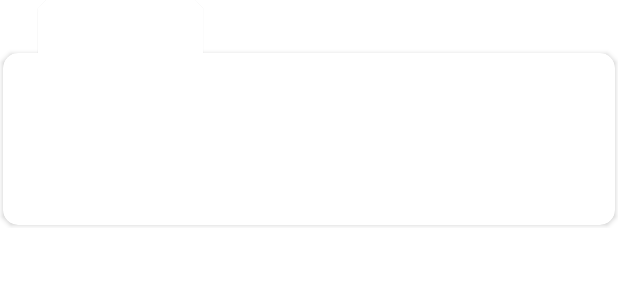
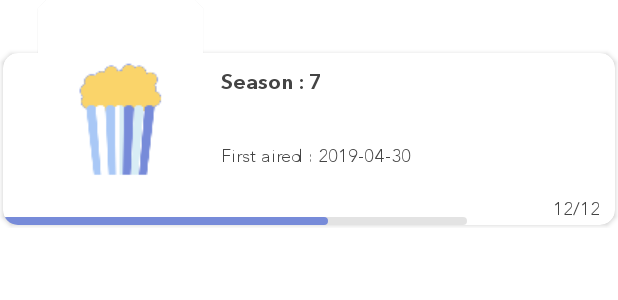
Before and after one commit to arbelkilani/Binge_Tv, an Android app: the layout item_season_large.xml on its own in the app's theme, with its tools: preview values and no code run, on a phone screen of 412 x 824 dp. Shown: the top 300 px of the screen. Run offline under Robolectric (Android 15) with nearby library versions, the phone set to English and light mode, and no system bars; network calls fail.

Commit message:
- working on persistence for seasons. - adding progress bar on season item and count for episodes (static values)

```diff
--- a/app/src/main/java/com/arbelkilani/bingetv/data/model/season/Season.kt
+++ b/app/src/main/java/com/arbelkilani/bingetv/data/model/season/Season.kt
@@ -27,7 +27,8 @@ data class Season(
     val overview: String,
     @ColumnInfo(name = "poster_path") @SerializedName("poster_path") val posterPath: String,
     @ColumnInfo(name = "season_number") @SerializedName("season_number") val seasonNumber: Int,
-    @ColumnInfo(name = "tv_season") var tv_season: Int
+    @ColumnInfo(name = "tv_season") var tv_season: Int,
+    @ColumnInfo(name = "watched") var watched: Boolean
 ) : Parcelable {
 
     val getPosterPath: String?
--- a/app/src/main/java/com/arbelkilani/bingetv/data/repositories/tv/TvShowRepositoryImp.kt
+++ b/app/src/main/java/com/arbelkilani/bingetv/data/repositories/tv/TvShowRepositoryImp.kt
@@ -131,7 +131,14 @@ class TvShowRepositoryImp(
         try {
             tvDao.saveTv(tvShow)
             saveNextEpisode(tvShow)
-            saveSeasons(tvShow)
+
+            val seasons = tvShow.seasons
+            for (item in seasons) {
+                item.tv_season = tvShow.id
+                item.watched = tvShow.watched
+                seasonDao.saveSeason(item)
+            }
+
             saveNetworks(tvShow)
             saveGenres(tvShow)
         } catch (e: Exception) {
--- a/app/src/main/res/layout/item_season_large.xml
+++ b/app/src/main/res/layout/item_season_large.xml
@@ -1,6 +1,7 @@
 <?xml version="1.0" encoding="utf-8"?>
 <layout xmlns:android="http://schemas.android.com/apk/res/android"
-    xmlns:app="http://schemas.android.com/apk/res-auto">
+    xmlns:app="http://schemas.android.com/apk/res-auto"
+    xmlns:tools="http://schemas.android.com/tools">
 
     <data>
 
@@ -36,8 +37,8 @@
             <RelativeLayout
                 android:layout_width="match_parent"
                 android:layout_height="match_parent"
-                android:gravity="center_vertical"
                 android:paddingStart="145dp"
+                android:paddingTop="10dp"
                 android:paddingEnd="@dimen/default_padding">
 
                 <TextView
@@ -47,7 +48,8 @@
                     android:fontFamily="@font/avenir_next_demi_bold"
                     android:text="@{season.getSeasonNumber}"
                     android:textColor="@color/details_titles_text_color"
-                    android:textSize="@dimen/titles_text_size" />
+                    android:textSize="@dimen/titles_text_size"
+                    tools:text="Season : 7" />
 
                 <TextView
                     android:id="@+id/tv_episode_count"
@@ -56,10 +58,13 @@
                     android:layout_below="@+id/tv_season_number"
                     android:layout_centerVertical="true"
                     android:layout_marginTop="@dimen/default_margin_min"
+                    android:ellipsize="end"
                     android:fontFamily="@font/avenir_next_regular"
-                    android:text="@{season.getEpisodeCount}"
+                    android:maxLines="2"
+                    android:text="@{season.overview}"
                     android:textColor="@color/details_titles_text_color"
-                    android:textSize="@dimen/small_text_size" />
+                    android:textSize="@dimen/small_text_size"
+                    tools:text="@tools:sample/lorem/random" />
 
                 <TextView
                     android:id="@+id/tv_air_date"
@@ -71,24 +76,47 @@
                     android:fontFamily="@font/avenir_next_regular"
                     android:text="@{season.getAirDate}"
                     android:textColor="@color/details_titles_text_color"
-                    android:textSize="@dimen/small_text_size" />
+                    android:textSize="@dimen/small_text_size"
+                    tools:text="First aired : 2019-04-30" />
+
+            </RelativeLayout>
+
+            <LinearLayout
+                android:layout_width="match_parent"
+                android:layout_height="wrap_content"
+                android:layout_gravity="bottom"
+                android:layout_marginEnd="10dp"
+                android:orientation="horizontal"
+                android:weightSum="1">
+
+                <ProgressBar
+                    android:id="@+id/progress_bar"
+                    style="@style/Widget.AppCompat.ProgressBar.Horizontal"
+                    android:layout_width="0dp"
+                    android:layout_height="5dp"
+                    android:layout_gravity="bottom"
+                    android:layout_marginEnd="5dp"
+                    android:layout_weight="0.8"
+                    android:indeterminate="false"
+                    android:progress="70"
+                    android:progressDrawable="@drawable/rounded_corners_progress_bar" />
 
                 <TextView
-                    android:layout_width="wrap_content"
+                    android:layout_width="0dp"
                     android:layout_height="wrap_content"
-                    android:layout_below="@+id/tv_episode_count"
-                    android:layout_centerVertical="true"
+                    android:layout_marginStart="5dp"
                     android:layout_marginTop="@dimen/default_margin_min"
-                    android:ellipsize="end"
+                    android:layout_weight="0.2"
                     android:fontFamily="@font/avenir_next_regular"
-                    android:maxLines="3"
-                    android:text="@{season.overview}"
+                    android:gravity="end"
+                    android:paddingBottom="2dp"
+                    android:text="12/12"
                     android:textColor="@color/details_titles_text_color"
                     android:textSize="@dimen/small_text_size"
-                    android:visibility="gone" />
+                    tools:text="12/12" />
 
+            </LinearLayout>
 
-            </RelativeLayout>
 
         </androidx.cardview.widget.CardView>
 
@@ -104,7 +132,8 @@
                 android:layout_width="match_parent"
                 android:layout_height="@dimen/poster_height"
                 android:scaleType="centerCrop"
-                android:src="@{season.posterPath185}" />
+                android:src="@{season.posterPath185}"
+                tools:src="@mipmap/ic_launcher_foreground" />
 
         </androidx.cardview.widget.CardView>
 
```
